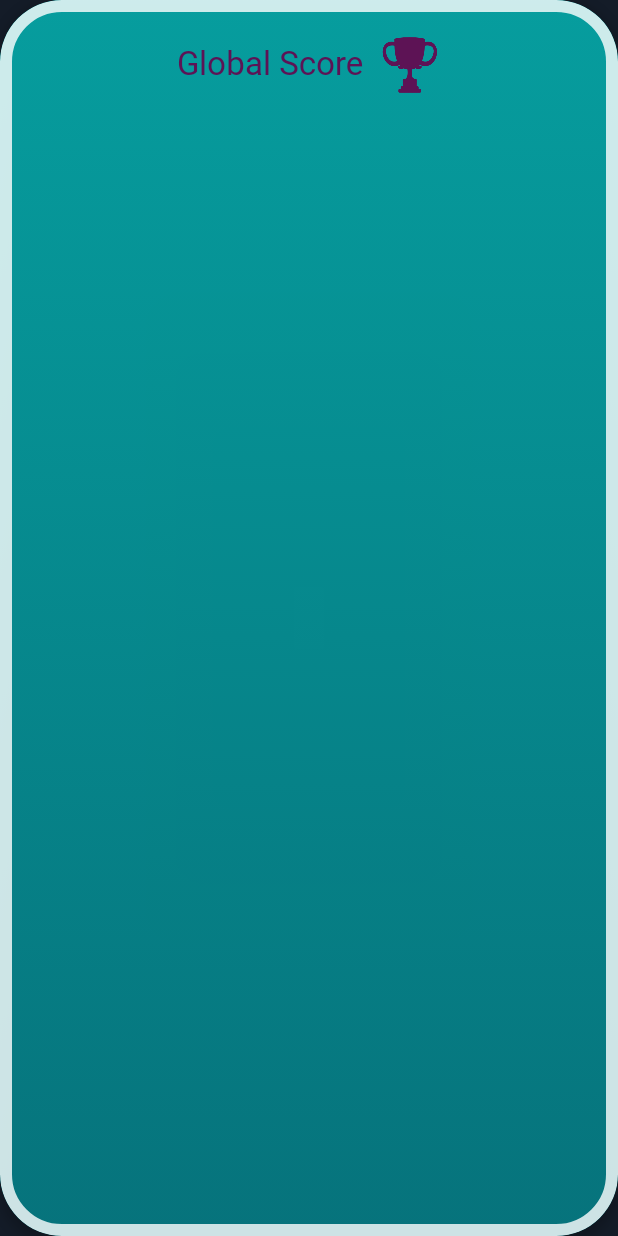
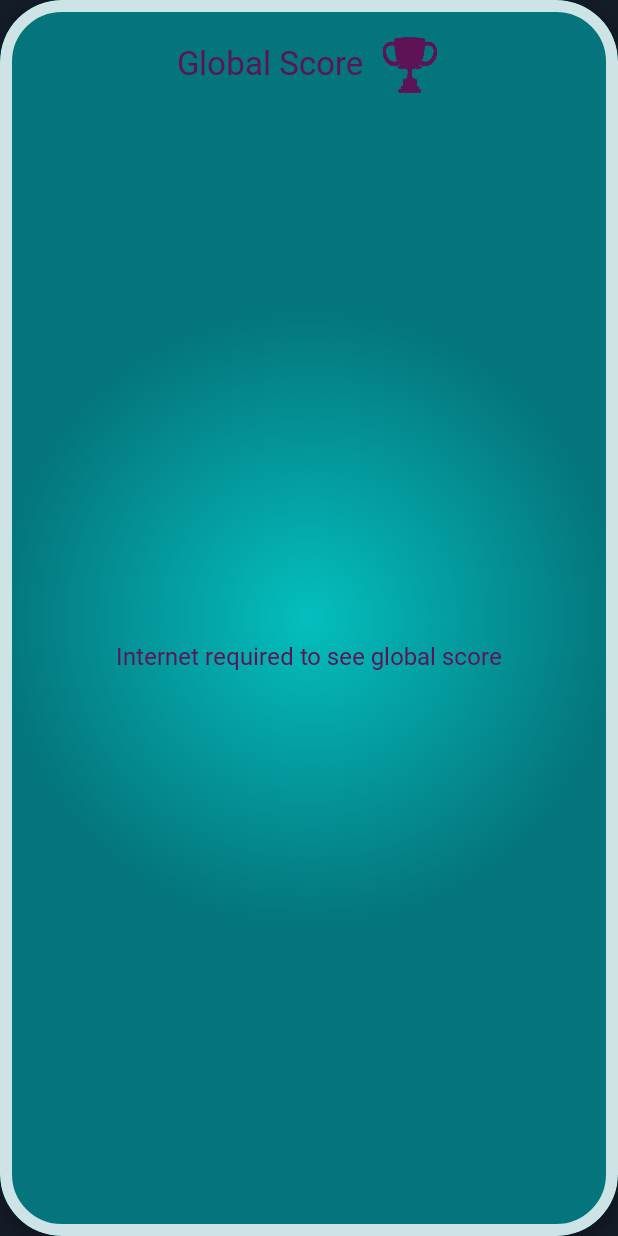
Before and after one commit to fernando-rauber/TapUp, an Android app built with Jetpack Compose: the composable LeadingBoard shown on its own in the app's theme, on a phone screen of 412 x 824 dp. Run offline under Robolectric (Android 15) with nearby library versions, the phone set to English and light mode, and no system bars; our stand-ins replace Dagger/Hilt's generated code, Firebase (no records; nobody signed in at launch, a user with empty details on screens opened directly); libraries missing offline, so code that uses them is left out: uk.fernando.advertising, uk.fernando.uikit; Roboto replaces fonts that are not available here; 6 statements that could not run were skipped.

Commit message:
Score page with no internet

```diff
--- a/app/src/main/java/uk/fernando/tapup/screen/ScorePage.kt
+++ b/app/src/main/java/uk/fernando/tapup/screen/ScorePage.kt
@@ -12,6 +12,7 @@ import androidx.compose.material3.Text
 import androidx.compose.runtime.Composable
 import androidx.compose.runtime.LaunchedEffect
 import androidx.compose.ui.Alignment
+import androidx.compose.ui.Alignment.Companion.Center
 import androidx.compose.ui.Alignment.Companion.CenterHorizontally
 import androidx.compose.ui.Modifier
 import androidx.compose.ui.draw.shadow
@@ -20,10 +21,12 @@ import androidx.compose.ui.graphics.Color
 import androidx.compose.ui.platform.LocalContext
 import androidx.compose.ui.res.painterResource
 import androidx.compose.ui.res.stringResource
+import androidx.compose.ui.text.style.TextAlign
 import androidx.compose.ui.unit.dp
 import androidx.compose.ui.unit.sp
 import androidx.hilt.navigation.compose.hiltViewModel
 import androidx.navigation.NavController
+import uk.fernando.advertising.component.AdBanner
 import uk.fernando.tapup.R
 import uk.fernando.tapup.components.SimpleCard
 import uk.fernando.tapup.model.ScoreModel
@@ -45,9 +48,17 @@ fun ScorePage(
     Column(
         modifier = Modifier
             .fillMaxSize()
-            .padding(16.dp),
+            .padding(horizontal = 16.dp),
         horizontalAlignment = CenterHorizontally
     ) {
+
+        AdBanner(
+            modifier = Modifier
+                .fillMaxWidth()
+                .padding(bottom = 6.dp)
+                .defaultMinSize(minHeight = 50.dp),
+            unitId = R.string.ad_banner_score
+        )
 
         LeadingBoard(
             modifier = Modifier.weight(2f),
@@ -68,7 +79,8 @@ fun ScorePage(
         MyImageButton(
             modifier = Modifier
                 .fillMaxWidth(0.7f)
-                .defaultMinSize(minHeight = 60.dp),
+                .defaultMinSize(minHeight = 60.dp)
+                .padding(bottom = 16.dp),
             image = R.drawable.bt_yellow,
             text = stringResource(R.string.close_action).uppercase(),
             textColor = purple,
@@ -88,7 +100,7 @@ private fun LeadingBoard(modifier: Modifier, viewModel: ScoreViewModel) {
             .fillMaxWidth()
             .shadow(4.dp, RoundedCornerShape(10))
             .border(8.dp, Color.White.copy(0.8f), RoundedCornerShape(10))
-            .background(Brush.verticalGradient(colors = listOf(light_blue, light_blue2)), alpha = 0.6f)
+            .background(Brush.radialGradient(colors = listOf(light_blue, light_blue2)), alpha = 0.75f)
     ) {
 
         Column(Modifier.padding(16.dp)) {
@@ -116,6 +128,18 @@ private fun LeadingBoard(modifier: Modifier, viewModel: ScoreViewModel) {
                 )
             }
 
+            if (viewModel.globalScore.value.isEmpty()) {
+                Box(Modifier.fillMaxSize()) {
+                    Text(
+                        modifier = Modifier.align(Center),
+                        text = stringResource(R.string.internet_required),
+                        fontFamily = myFontKaph,
+                        fontSize = 16.sp,
+                        color = purple,
+                        textAlign = TextAlign.Center
+                    )
+                }
+            } else
                 LazyColumn(
                     modifier = Modifier
                         .fillMaxSize()
--- a/app/src/main/java/uk/fernando/tapup/theme/Color.kt
+++ b/app/src/main/java/uk/fernando/tapup/theme/Color.kt
@@ -7,7 +7,7 @@ val game_orange = Color(0xFFFFE100)
 val game_green = Color(0xFF18cda0)
 
 val light_blue = Color(0xFF00F7F2)
-val light_blue2 = Color(0xFF00B1B9)
+val light_blue2 = Color(0xFF00959C)
 
 val lightDark = Color(0xFF1C2939)
 val dark = Color(0xFF141C28)
--- a/app/src/main/res/values/strings.xml
+++ b/app/src/main/res/values/strings.xml
@@ -27,5 +27,6 @@
     <string name="version">Version %s</string>
     <string name="edit_action">Edit</string>
     <string name="done_action">Done</string>
+    <string name="internet_required">Internet required to see global score</string>
 
 </resources>
```
Lines whose indentation alone changed are shown as unchanged.
